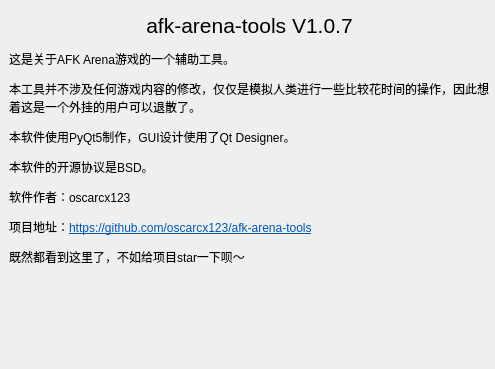
This is about_gui.ui in oscarcx123/afk-arena-tools as Qt 5 draws it before an edit. The edited form follows.
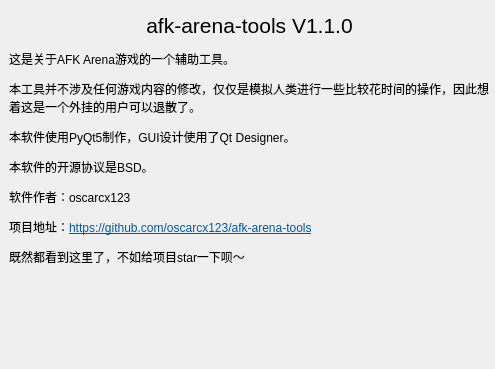
This is the edited form.

```diff
--- a/about_gui.ui
+++ b/about_gui.ui
@@ -28,7 +28,7 @@
     </font>
    </property>
    <property name="text">
-    <string>afk-arena-tools V1.0.7</string>
+    <string>afk-arena-tools V1.1.0</string>
    </property>
    <property name="alignment">
     <set>Qt::AlignCenter</set>
```
